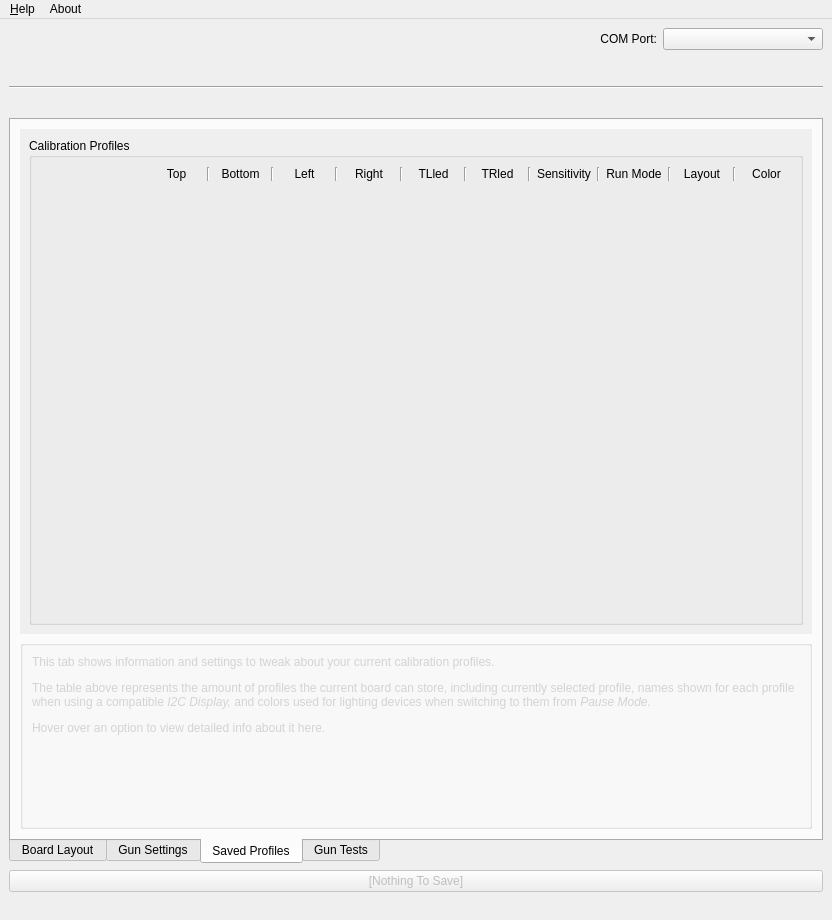
This is src/appmainwindow.ui in TeamOpenFIRE/OpenFIRE-App as Qt 5 draws it before an edit. The edited form follows.
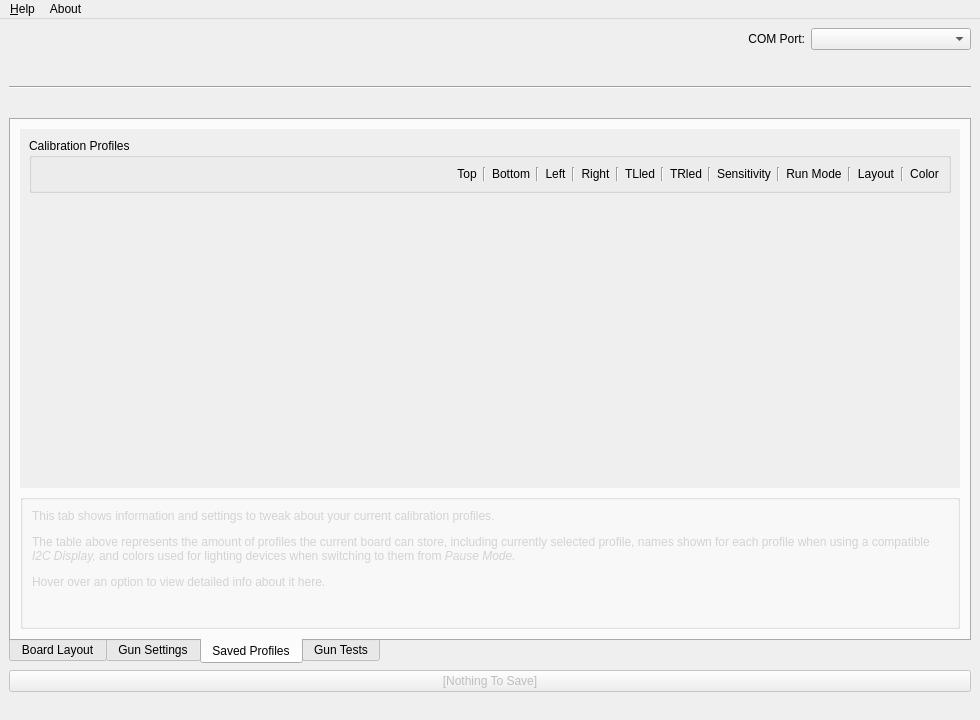
This is the edited form. The open tabs and pages were chosen to show the change. Icons and pictures are not drawn.

Commit message: Tweak profiles grid layout

What changed in the file:
```diff
--- a/src/appmainwindow.ui
+++ b/src/appmainwindow.ui
@@ -9,8 +9,8 @@
    <rect>
     <x>0</x>
     <y>0</y>
-    <width>832</width>
-    <height>920</height>
+    <width>980</width>
+    <height>720</height>
    </rect>
   </property>
   <property name="windowIcon">
@@ -1487,8 +1487,8 @@
             <rect>
              <x>0</x>
              <y>0</y>
-             <width>792</width>
-             <height>498</height>
+             <width>940</width>
+             <height>353</height>
             </rect>
            </property>
            <layout class="QVBoxLayout" name="verticalLayout_16">
@@ -1499,45 +1499,35 @@
               </property>
               <layout class="QVBoxLayout" name="verticalLayout_5">
                <item>
-                <layout class="QGridLayout" name="profilesArea">
-                 <item row="0" column="1">
-                  <widget class="QLabel" name="headerPadding">
-                   <property name="text">
-                    <string/>
-                   </property>
-                   <property name="alignment">
-                    <set>Qt::AlignmentFlag::AlignCenter</set>
-                   </property>
-                  </widget>
-                 </item>
-                 <item row="0" column="3">
-                  <widget class="Line" name="line_4">
+                <layout class="QGridLayout" name="profilesArea" columnstretch="0,0,3,0,0,0,0,0,0,0,0,0,0,0,0,0,0,0,0,0,0,0">
+                 <item row="0" column="6">
+                  <widget class="Line" name="line_5">
                    <property name="orientation">
                     <enum>Qt::Orientation::Vertical</enum>
                    </property>
                   </widget>
                  </item>
-                 <item row="0" column="8">
-                  <widget class="QLabel" name="rightOffHeader">
-                   <property name="text">
-                    <string>Right</string>
-                   </property>
-                   <property name="alignment">
-                    <set>Qt::AlignmentFlag::AlignCenter</set>
+                 <item row="0" column="16">
+                  <widget class="Line" name="line_8">
+                   <property name="orientation">
+                    <enum>Qt::Vertical</enum>
                    </property>
                   </widget>
                  </item>
                  <item row="0" column="19">
-                  <widget class="Line" name="line_9">
-                   <property name="orientation">
-                    <enum>Qt::Orientation::Vertical</enum>
+                  <widget class="QLabel" name="layoutHeader">
+                   <property name="text">
+                    <string>Layout</string>
+                   </property>
+                   <property name="alignment">
+                    <set>Qt::AlignCenter</set>
                    </property>
                   </widget>
                  </item>
-                 <item row="0" column="14">
-                  <widget class="QLabel" name="irSensHeader">
+                 <item row="0" column="7">
+                  <widget class="QLabel" name="leftOffHeader">
                    <property name="text">
-                    <string>Sensitivity</string>
+                    <string>Left</string>
                    </property>
                    <property name="alignment">
                     <set>Qt::AlignmentFlag::AlignCenter</set>
@@ -1554,21 +1544,34 @@
                    </property>
                   </widget>
                  </item>
-                 <item row="0" column="11">
-                  <widget class="Line" name="line_10">
+                 <item row="0" column="14">
+                  <widget class="Line" name="line_11">
                    <property name="orientation">
                     <enum>Qt::Orientation::Vertical</enum>
                    </property>
                   </widget>
                  </item>
-                 <item row="0" column="15">
-                  <widget class="Line" name="line_8">
-                   <property name="orientation">
-                    <enum>Qt::Orientation::Vertical</enum>
+                 <item row="0" column="9">
+                  <widget class="QLabel" name="rightOffHeader">
+                   <property name="text">
+                    <string>Right</string>
                    </property>
+                   <property name="alignment">
+                    <set>Qt::AlignCenter</set>
+                   </property>
                   </widget>
                  </item>
-                 <item row="0" column="4">
+                 <item row="0" column="1">
+                  <widget class="QLabel" name="headerPadding">
+                   <property name="text">
+                    <string/>
+                   </property>
+                   <property name="alignment">
+                    <set>Qt::AlignCenter</set>
+                   </property>
+                  </widget>
+                 </item>
+                 <item row="0" column="5">
                   <widget class="QLabel" name="bottomOffHeader">
                    <property name="text">
                     <string>Bottom</string>
@@ -1578,7 +1581,7 @@
                    </property>
                   </widget>
                  </item>
-                 <item row="0" column="16">
+                 <item row="0" column="17">
                   <widget class="QLabel" name="runModeHeader">
                    <property name="text">
                     <string>Run Mode</string>
@@ -1588,14 +1591,14 @@
                    </property>
                   </widget>
                  </item>
-                 <item row="0" column="17">
-                  <widget class="Line" name="line_3">
+                 <item row="0" column="10">
+                  <widget class="Line" name="line_7">
                    <property name="orientation">
                     <enum>Qt::Orientation::Vertical</enum>
                    </property>
                   </widget>
                  </item>
-                 <item row="0" column="12">
+                 <item row="0" column="13">
                   <widget class="QLabel" name="TRledHeader">
                    <property name="text">
                     <string>TRled</string>
@@ -1605,7 +1608,38 @@
                    </property>
                   </widget>
                  </item>
-                 <item row="0" column="2">
+                 <item row="0" column="18">
+                  <widget class="Line" name="line_3">
+                   <property name="orientation">
+                    <enum>Qt::Vertical</enum>
+                   </property>
+                  </widget>
+                 </item>
+                 <item row="0" column="11">
+                  <widget class="QLabel" name="TLledHeader">
+                   <property name="text">
+                    <string>TLled</string>
+                   </property>
+                   <property name="alignment">
+                    <set>Qt::AlignCenter</set>
+                   </property>
+                  </widget>
+                 </item>
+                 <item row="0" column="4">
+                  <widget class="Line" name="line_4">
+                   <property name="orientation">
+                    <enum>Qt::Vertical</enum>
+                   </property>
+                  </widget>
+                 </item>
+                 <item row="0" column="8">
+                  <widget class="Line" name="line_6">
+                   <property name="orientation">
+                    <enum>Qt::Vertical</enum>
+                   </property>
+                  </widget>
+                 </item>
+                 <item row="0" column="3">
                   <widget class="QLabel" name="topOffHeader">
                    <property name="frameShape">
                     <enum>QFrame::Shape::NoFrame</enum>
@@ -1620,32 +1654,25 @@
                     <string>Top</string>
                    </property>
                    <property name="alignment">
-                    <set>Qt::AlignmentFlag::AlignCenter</set>
-                   </property>
-                  </widget>
-                 </item>
-                 <item row="0" column="7">
-                  <widget class="Line" name="line_6">
-                   <property name="orientation">
-                    <enum>Qt::Orientation::Vertical</enum>
-                   </property>
-                  </widget>
-                 </item>
-                 <item row="0" column="9">
-                  <widget class="Line" name="line_7">
-                   <property name="orientation">
-                    <enum>Qt::Orientation::Vertical</enum>
-                   </property>
-                  </widget>
-                 </item>
-                 <item row="0" column="5">
-                  <widget class="Line" name="line_5">
-                   <property name="orientation">
-                    <enum>Qt::Orientation::Vertical</enum>
+                    <set>Qt::AlignCenter</set>
                    </property>
                   </widget>
                  </item>
                  <item row="0" column="20">
+                  <widget class="Line" name="line_9">
+                   <property name="orientation">
+                    <enum>Qt::Vertical</enum>
+                   </property>
+                  </widget>
+                 </item>
+                 <item row="0" column="12">
+                  <widget class="Line" name="line_10">
+                   <property name="orientation">
+                    <enum>Qt::Vertical</enum>
+                   </property>
+                  </widget>
+                 </item>
+                 <item row="0" column="21">
                   <widget class="QLabel" name="colorHeader">
                    <property name="text">
                     <string>Color</string>
@@ -1655,64 +1682,50 @@
                    </property>
                   </widget>
                  </item>
-                 <item row="0" column="6">
-                  <widget class="QLabel" name="leftOffHeader">
+                 <item row="0" column="15">
+                  <widget class="QLabel" name="irSensHeader">
                    <property name="text">
-                    <string>Left</string>
+                    <string>Sensitivity</string>
                    </property>
                    <property name="alignment">
                     <set>Qt::AlignmentFlag::AlignCenter</set>
                    </property>
                   </widget>
                  </item>
-                 <item row="0" column="10">
-                  <widget class="QLabel" name="TLledHeader">
-                   <property name="text">
-                    <string>TLled</string>
-                   </property>
-                   <property name="alignment">
-                    <set>Qt::AlignmentFlag::AlignCenter</set>
-                   </property>
-                  </widget>
-                 </item>
-                 <item row="0" column="18">
-                  <widget class="QLabel" name="layoutHeader">
-                   <property name="text">
-                    <string>Layout</string>
-                   </property>
-                   <property name="alignment">
-                    <set>Qt::AlignmentFlag::AlignCenter</set>
-                   </property>
-                  </widget>
-                 </item>
-                 <item row="0" column="13">
-                  <widget class="Line" name="line_11">
+                 <item row="0" column="2">
+                  <spacer name="horizontalSpacer_15">
                    <property name="orientation">
-                    <enum>Qt::Orientation::Vertical</enum>
+                    <enum>Qt::Horizontal</enum>
                    </property>
-                  </widget>
+                   <property name="sizeHint" stdset="0">
+                    <size>
+                     <width>0</width>
+                     <height>0</height>
+                    </size>
+                   </property>
+                  </spacer>
                  </item>
                 </layout>
                </item>
                <item>
                 <layout class="QGridLayout" name="caliBtnsLayout"/>
                </item>
-               <item>
-                <spacer name="verticalSpacer">
-                 <property name="orientation">
-                  <enum>Qt::Orientation::Vertical</enum>
-                 </property>
-                 <property name="sizeHint" stdset="0">
-                  <size>
-                   <width>20</width>
-                   <height>0</height>
-                  </size>
-                 </property>
-                </spacer>
-               </item>
               </layout>
              </widget>
             </item>
+            <item>
+             <spacer name="verticalSpacer">
+              <property name="orientation">
+               <enum>Qt::Vertical</enum>
+              </property>
+              <property name="sizeHint" stdset="0">
+               <size>
+                <width>20</width>
+                <height>0</height>
+               </size>
+              </property>
+             </spacer>
+            </item>
            </layout>
           </widget>
          </widget>
@@ -1903,7 +1916,7 @@
     <rect>
      <x>0</x>
      <y>0</y>
-     <width>832</width>
+     <width>980</width>
      <height>20</height>
     </rect>
    </property>
```
Left out of the diff: 220 changed lines with no effect on the pictures. The commit also changes 1 other file.
